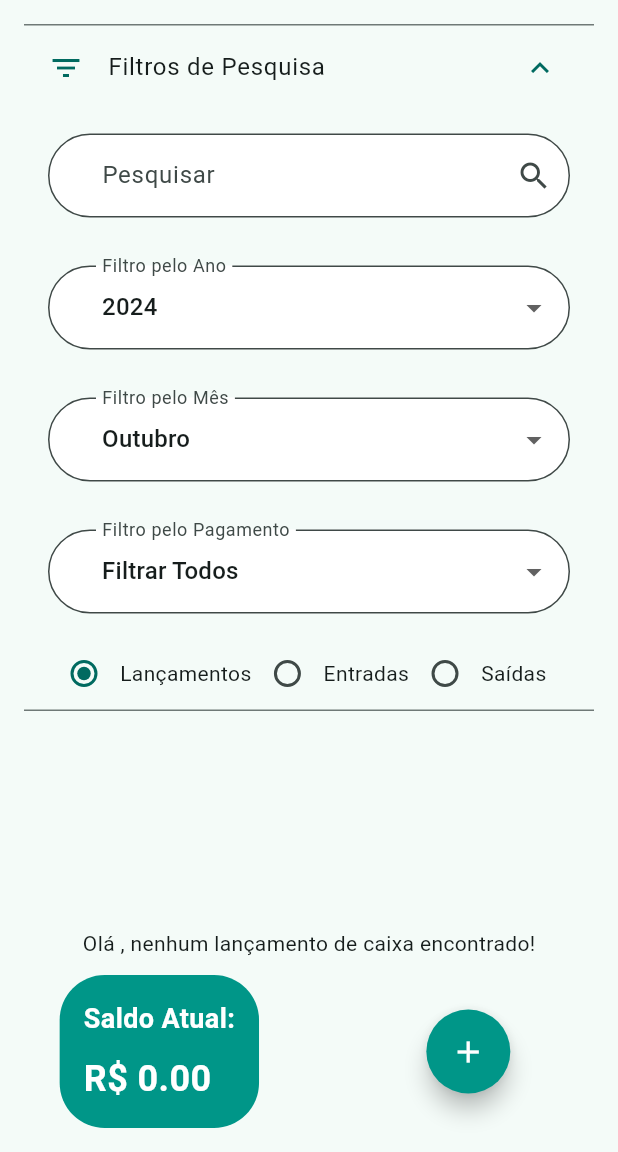
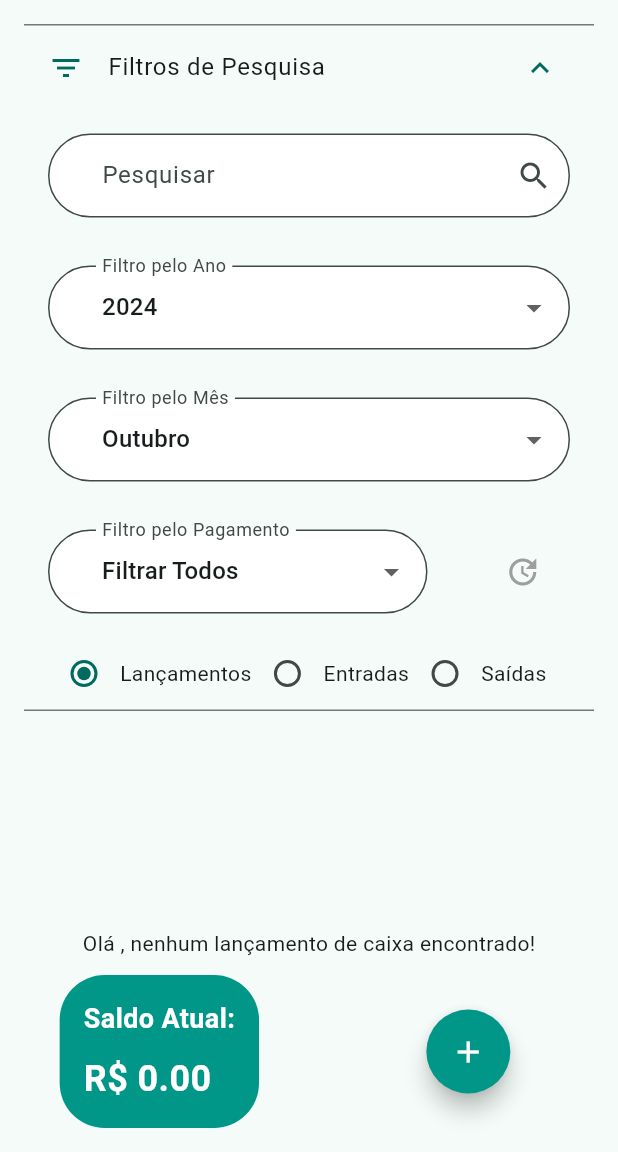
Before and after one commit to Caio-eng/leal_financial_point, a Flutter app: the FinancialBoxScreen screen opened directly with empty values, after a tap on "Filtros de Pesquisa", on a phone screen of 412 x 824 dp, the part 84-1236 px from its top. Run offline on Flutter 3.47's test engine with Material 3 defaults, Android fonts, the light colour scheme and no system bars; drawn by our look-alikes of flutter_speed_dial; our stand-ins replace cloud_firestore, firebase_auth, firebase_core, firebase_storage, gallery_saver, image_picker and 2 more; missing offline and left inert: dart:html, validadores; accounts and stored records are empty; generated files the repository leaves out were written again.

Commit message:
ajuste no campo pagamentoOk e ordenação pela data crescente e decrescente

```diff
--- a/lib/screen/fiancial_screen/financial_box_register_screen.dart
+++ b/lib/screen/fiancial_screen/financial_box_register_screen.dart
@@ -239,7 +239,6 @@ class _FinancialBoxRegisterScreenState extends State<FinancialBoxRegisterScreen>
                       },
                       decoration: CustomInputDecoration.build(
                         labelText: 'Conta Paga?',
-                        hintText: 'Selecione uma opção, isto é opicional',
                       ),
                     ),
                     const SizedBox(height: 16),
--- a/lib/screen/fiancial_screen/financial_box_screen.dart
+++ b/lib/screen/fiancial_screen/financial_box_screen.dart
@@ -33,6 +33,7 @@ class _FinancialBoxScreenState extends State<FinancialBoxScreen> {
   String? anoSelecionado = '';
   String? mesSelecionado = '';
   String? pagamentoSelecionado = '';
+  bool? ordemData = true;
   late List<FinancialBox> financialBoxs = [];
 
   @override
@@ -164,7 +165,11 @@ class _FinancialBoxScreenState extends State<FinancialBoxScreen> {
                     ),
                   ),
                 ),
-                Padding(
+                Row(
+                  children: [
+                    Expanded(
+                      flex: 3,
+                      child: Padding(
                       padding: const EdgeInsets.all(16),
                       child: DropdownButtonFormField<String>(
                         value: pagamentoSelecionado,
@@ -179,6 +184,23 @@ class _FinancialBoxScreenState extends State<FinancialBoxScreen> {
                           labelText: 'Filtro pelo Pagamento',
                         ),
                       ),
+                    ),
+                    ),
+                    Expanded(
+                      child: IconButton(
+                        onPressed: () {
+                          setState(() {
+                            ordemData = !ordemData!;
+                            saldoCalculado = false;
+                          });
+                        },
+                        icon: Icon(
+                          Icons.update_outlined,
+                          color: ordemData! ? Colors.grey : Colors.teal,
+                        ),
+                      ),
+                    ),
+                  ],
                 ),
                 Padding(
                   padding: const EdgeInsets.symmetric(horizontal: 16),
@@ -243,10 +265,10 @@ class _FinancialBoxScreenState extends State<FinancialBoxScreen> {
           Expanded(
             child: StreamBuilder<QuerySnapshot>(
               stream: filtro == 'todos'
-                  ? FinancialBoxService().findMyFinancialBox(widget.user.uid)
+                  ? FinancialBoxService().findMyFinancialBox(widget.user.uid, ordemData!)
                   : filtro == 'entradas'
-                  ? FinancialBoxService().findMyFinancialBoxEntradas(widget.user.uid)
-                  : FinancialBoxService().findMyFinancialBoxSaidas(widget.user.uid),
+                  ? FinancialBoxService().findMyFinancialBoxEntradas(widget.user.uid, ordemData!)
+                  : FinancialBoxService().findMyFinancialBoxSaidas(widget.user.uid, ordemData!),
               builder: (context, snapshot) {
                 if (snapshot.connectionState == ConnectionState.waiting) {
                   return const Center(child: CircularProgressIndicator());
--- a/lib/services/financial_box_service.dart
+++ b/lib/services/financial_box_service.dart
@@ -4,32 +4,32 @@ import 'package:pdf/src/widgets/document.dart';
 
 class FinancialBoxService {
 
-  Stream<QuerySnapshot> findMyFinancialBox(String userId) {
+  Stream<QuerySnapshot> findMyFinancialBox(String userId, bool ordemData) {
     return FirebaseFirestore.instance
         .collection('my_financial_box')
         .doc(userId)
         .collection('financial_box')
-        .orderBy('dataItemCaixaController', descending: true)
+        .orderBy('dataItemCaixaController', descending: ordemData)
         .snapshots();
   }
 
-  Stream<QuerySnapshot> findMyFinancialBoxEntradas(String userId) {
+  Stream<QuerySnapshot> findMyFinancialBoxEntradas(String userId, bool ordemData) {
     return FirebaseFirestore.instance
         .collection('my_financial_box')
         .doc(userId)
         .collection('financial_box')
         .where('tipoCaixaSelecionado', isEqualTo: 'Entrada')
-        .orderBy('dataItemCaixaController', descending: true)
+        .orderBy('dataItemCaixaController', descending: ordemData)
         .snapshots();
   }
 
-  Stream<QuerySnapshot> findMyFinancialBoxSaidas(String userId) {
+  Stream<QuerySnapshot> findMyFinancialBoxSaidas(String userId, bool ordemData) {
     return FirebaseFirestore.instance
         .collection('my_financial_box')
         .doc(userId)
         .collection('financial_box')
         .where('tipoCaixaSelecionado', isEqualTo: 'Saída')
-        .orderBy('dataItemCaixaController', descending: true)
+        .orderBy('dataItemCaixaController', descending: ordemData)
         .snapshots();
   }
 
```
Also changed, not shown: 1 other file. Lines whose indentation alone changed are shown as unchanged.
